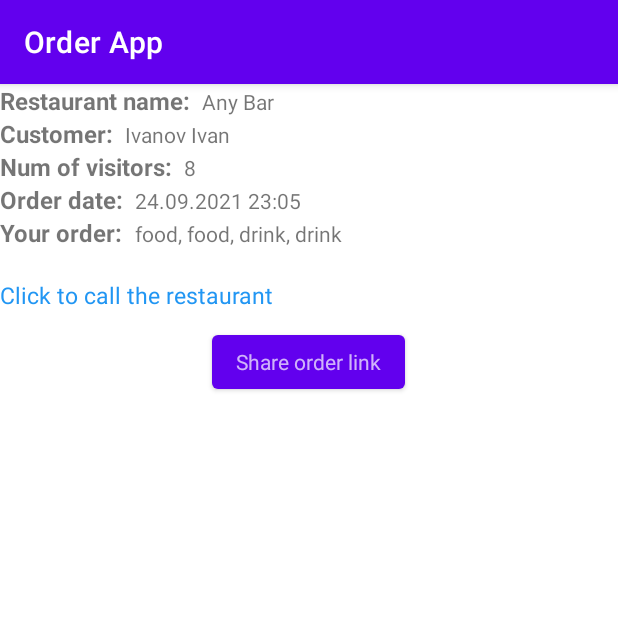
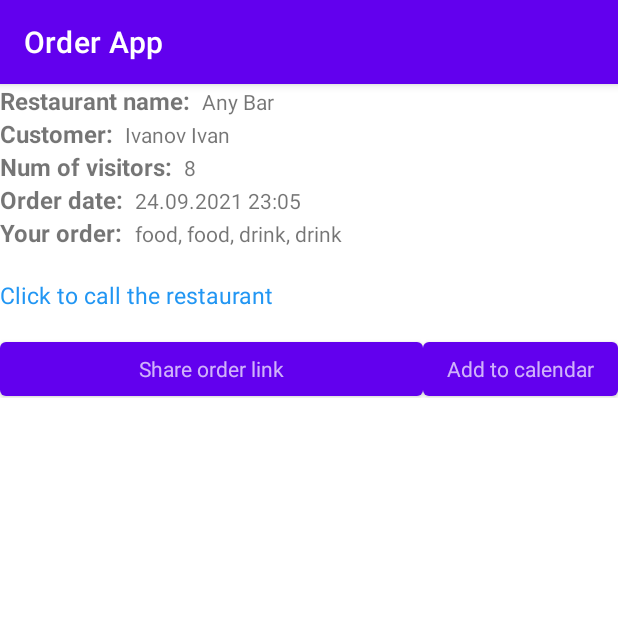
Before and after one commit to Sparrow1001/OrderApp, an Android app: the OrderDetailActivity screen opened directly, with no data from a screen before it, on a phone screen of 412 x 824 dp, the top half of it. Run offline under Robolectric (Android 15) with nearby library versions, the phone set to English and light mode, and no system bars; our stand-ins replace Room's generated code; 4 statements that could not run were skipped.

Commit message:
add Calendar share

```diff
--- a/app/src/main/AndroidManifest.xml
+++ b/app/src/main/AndroidManifest.xml
@@ -2,6 +2,8 @@
 <manifest xmlns:android="http://schemas.android.com/apk/res/android"
     package="com.example.orderapp">
 
+    <uses-permission android:name="android.permission.READ_CALENDAR"/>
+    <uses-permission android:name="android.permission.WRITE_CALENDAR"/>
     <application
         android:allowBackup="true"
         android:icon="@mipmap/ic_launcher"
--- a/app/src/main/res/layout/activity_order_detail.xml
+++ b/app/src/main/res/layout/activity_order_detail.xml
@@ -114,6 +114,11 @@
         android:textColor="@color/blue"
         android:textSize="15sp" />
 
+    <LinearLayout
+        android:layout_width="match_parent"
+        android:layout_height="wrap_content"
+        android:gravity="center">
+
         <Button
             android:id="@+id/shareBtn"
             android:layout_width="wrap_content"
@@ -121,7 +126,21 @@
             android:layout_marginTop="10dp"
             android:layout_gravity="center"
             style="@style/Theme.AppCompat"
-        android:hint="Share order link"/>
+            android:hint="Share order link"
+            android:layout_weight="1"/>
+
+        <Button
+            android:id="@+id/calendarBtn"
+            android:layout_width="wrap_content"
+            android:layout_height="wrap_content"
+            android:layout_marginTop="10dp"
+            android:layout_gravity="center"
+            style="@style/Theme.AppCompat"
+            android:hint="Add to calendar"/>
+
+    </LinearLayout>
+
+
 
 
 
```
Also changed, not shown: app/src/main/java/com/example/orderapp/Presentation/View/OrderDetailActivity.java (+50 -2 lines). Lines whose indentation alone changed are shown as unchanged.
